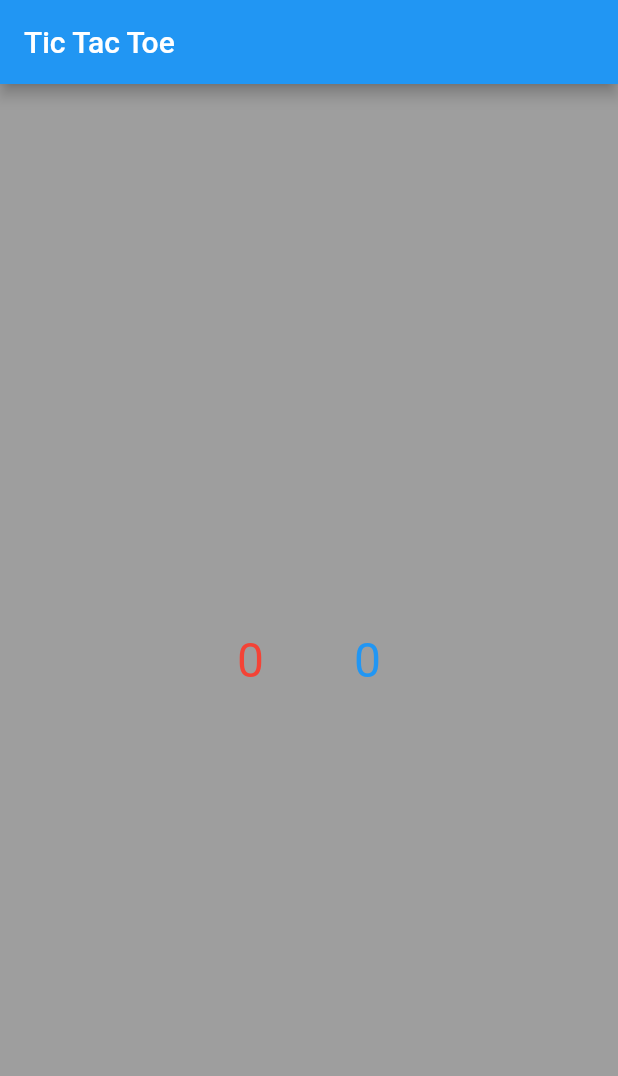
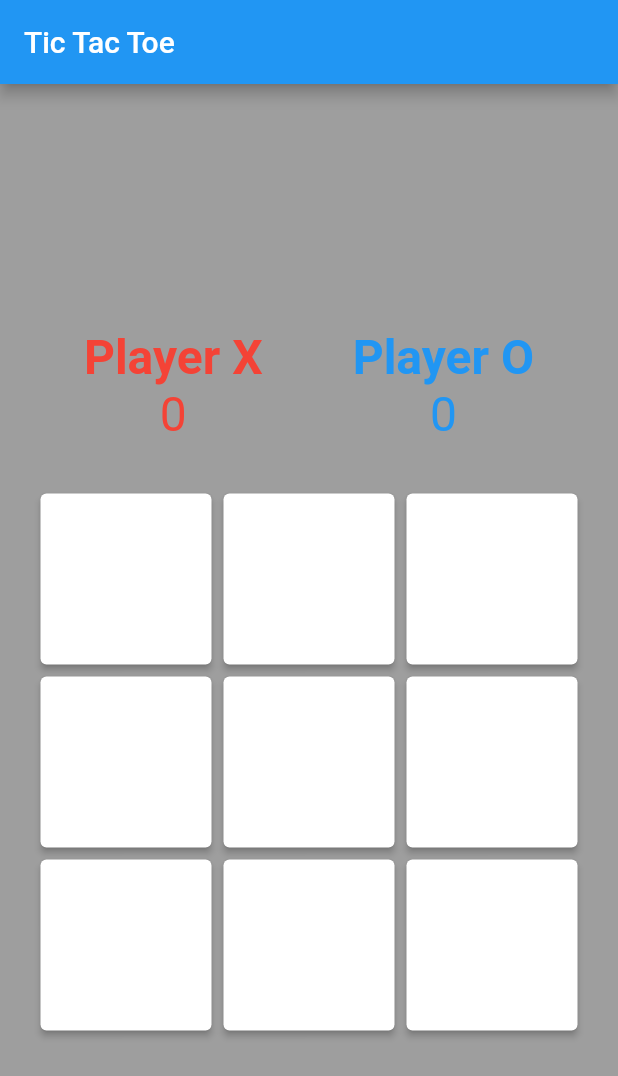
Before and after one commit to Vedarth/tic_tac_toe, a Flutter app: the screen it shows after launch, on a phone screen of 412 x 824 dp. Shown: the top 1076 px of the screen. Run offline on Flutter 3.47's test engine with Material 2 defaults, Android fonts, the phone set to English and light mode, and no system bars.

Commit message:
Add grid

```diff
--- /dev/null
+++ b/lib/helper.dart
@@ -0,0 +1,12 @@
+import 'package:flutter/material.dart';
+
+class Utils {
+  static List<Widget> modelBuilder<M>(
+          List<M> models, Widget Function(int index, M model) builder) =>
+      models
+          .asMap()
+          .map<int, Widget>(
+              (index, model) => MapEntry(index, builder(index, model)))
+          .values
+          .toList();
+}
--- a/lib/main.dart
+++ b/lib/main.dart
@@ -1,5 +1,6 @@
 import 'package:flutter/material.dart';
 import 'package:tic_tac_toe/cell.dart';
+import 'package:tic_tac_toe/helper.dart';
 
 void main() {
   runApp(MyApp());
@@ -31,8 +32,9 @@ class MyHomePage extends StatefulWidget {
 }
 
 class _MyHomePageState extends State<MyHomePage> {
-  int _matrixSize = 3;
-  double _size = 0;
+  int _numberOfCells = 3;
+  double _size = 32;
+  double _gridSize = 114;
   int _xScore = 0;
   int _oScore = 0;
 
@@ -47,8 +49,8 @@ class _MyHomePageState extends State<MyHomePage> {
   }
 
   void _setEmptyCells() => setState(() => grid = List.generate(
-        _matrixSize,
-        (_) => List.generate(_matrixSize, (_) => Cell.none),
+        _numberOfCells,
+        (_) => List.generate(_numberOfCells, (_) => Cell.none),
       ));
 
   Widget build(BuildContext context) => Scaffold(
@@ -74,8 +76,49 @@ class _MyHomePageState extends State<MyHomePage> {
         ),
       ),
     ];
+    children.addAll(Utils.modelBuilder(grid, (x, value) => buildRow(x)));
 
     return children;
+  }
+
+  Widget buildRow(int x) {
+    final values = grid[x];
+
+    return Row(
+      mainAxisAlignment: MainAxisAlignment.center,
+      children: Utils.modelBuilder(
+        values,
+        (y, value) => buildField(x, y),
+      ),
+    );
+  }
+
+  Widget buildField(int x, int y) {
+    final value = grid[x][y];
+    final color = getFieldColor(value);
+
+    return Container(
+      margin: EdgeInsets.all(4),
+      child: ElevatedButton(
+        style: ElevatedButton.styleFrom(
+          minimumSize: Size(_gridSize, _gridSize),
+          primary: color,
+        ),
+        child: Text(value, style: TextStyle(fontSize: 32)),
+        onPressed: () => _setEmptyCells(),
+      ),
+    );
+  }
+
+  Color getFieldColor(String value) {
+    switch (value) {
+      case Cell.O:
+        return Colors.blue;
+      case Cell.X:
+        return Colors.red;
+      default:
+        return Colors.white;
+    }
   }
 
   Padding getScoreView(String player, int score, MaterialColor color, double size) {
```
